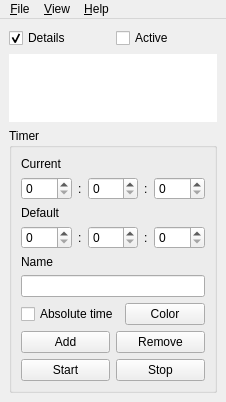
First picture: the form in ui/mainwindow.ui, repository kervala/ktimer, before the edit.
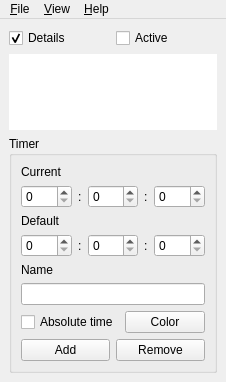
Second picture: the form after the edit. Custom widgets are drawn as their Qt base class.

Commit message: Changed: Remove start and stop buttons in details

```diff
--- a/ui/mainwindow.ui
+++ b/ui/mainwindow.ui
@@ -7,7 +7,7 @@
     <x>0</x>
     <y>0</y>
     <width>209</width>
-    <height>402</height>
+    <height>382</height>
    </rect>
   </property>
   <widget class="QWidget" name="centralwidget">
@@ -223,24 +223,6 @@
          </item>
         </layout>
        </item>
-       <item>
-        <layout class="QHBoxLayout" name="horizontalLayout_2">
-         <item>
-          <widget class="QPushButton" name="startButton">
-           <property name="text">
-            <string>Start</string>
-           </property>
-          </widget>
-         </item>
-         <item>
-          <widget class="QPushButton" name="stopButton">
-           <property name="text">
-            <string>Stop</string>
-           </property>
-          </widget>
-         </item>
-        </layout>
-       </item>
       </layout>
      </widget>
     </item>
```
The commit also changes 1 other file.
